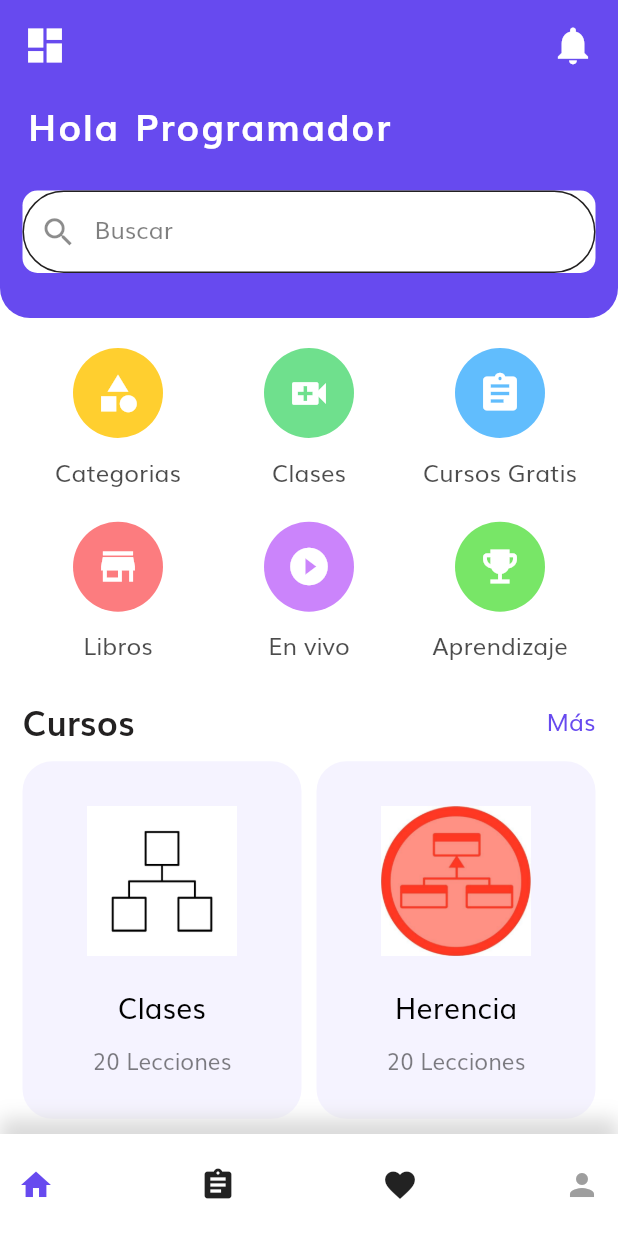
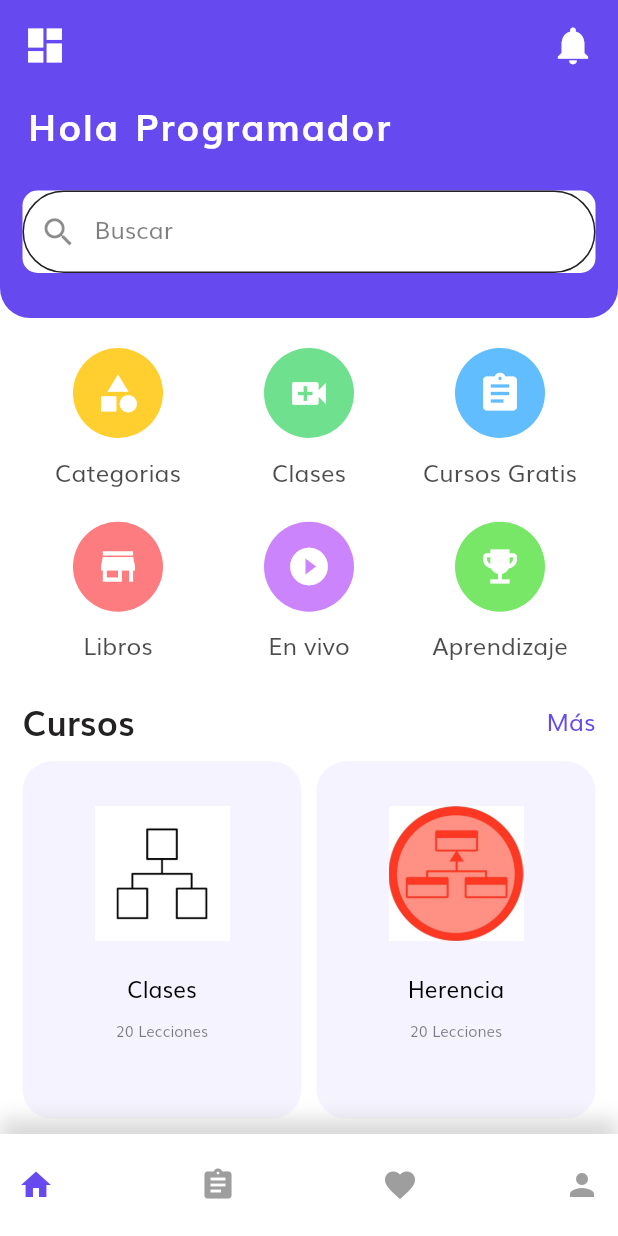
Before and after one commit to Felipe-CR/object_coder, a Flutter app: the HomeScreen screen opened by its route, on a phone screen of 412 x 824 dp. Run offline on Flutter 3.47's test engine with Material 2 defaults, Android fonts, the phone set to English and light mode, and no system bars; our stand-ins replace flutter_svg.

Commit message:
Ajuste de dimensiones

```diff
--- a/lib/components/custom_bottom_nav_bar.dart
+++ b/lib/components/custom_bottom_nav_bar.dart
@@ -44,12 +44,18 @@ class CustomBottomNavBar extends StatelessWidget {
             IconButton(
               icon: Icon(
                 Icons.assignment,
+                color: MenuState.person == selectMenu
+                    ? kPrimaryColor
+                    : inActiveIconColor,
               ),
               onPressed: () {},
             ),
             IconButton(
               icon: Icon(
                 Icons.favorite,
+                color: MenuState.person == selectMenu
+                    ? kPrimaryColor
+                    : inActiveIconColor,
               ),
               onPressed: () {},
             ),
--- a/lib/screens/home/home_screen.dart
+++ b/lib/screens/home/home_screen.dart
@@ -235,15 +235,15 @@ class HomeScreen extends StatelessWidget {
                               padding: EdgeInsets.all(10),
                               child: Image.asset(
                                 "assets/images/${imgList[index]}.png",
-                                width: 100,
-                                height: 100,
+                                width: 90,
+                                height: 90,
                               ),
                             ),
                             SizedBox(height: 10),
                             Text(
                               imgList[index],
                               style:  const TextStyle(
-                                fontSize: 19,
+                                fontSize: 15,
                                 fontWeight: FontWeight.w400,
                                 color: Colors.black,
                               ),
@@ -252,7 +252,7 @@ class HomeScreen extends StatelessWidget {
                             Text(
                               "20 Lecciones",
                               style: TextStyle(
-                                fontSize: 15,
+                                fontSize: 10,
                                 fontWeight: FontWeight.w500,
                                 color: Colors.black.withOpacity(0.5),
                               ),
```
